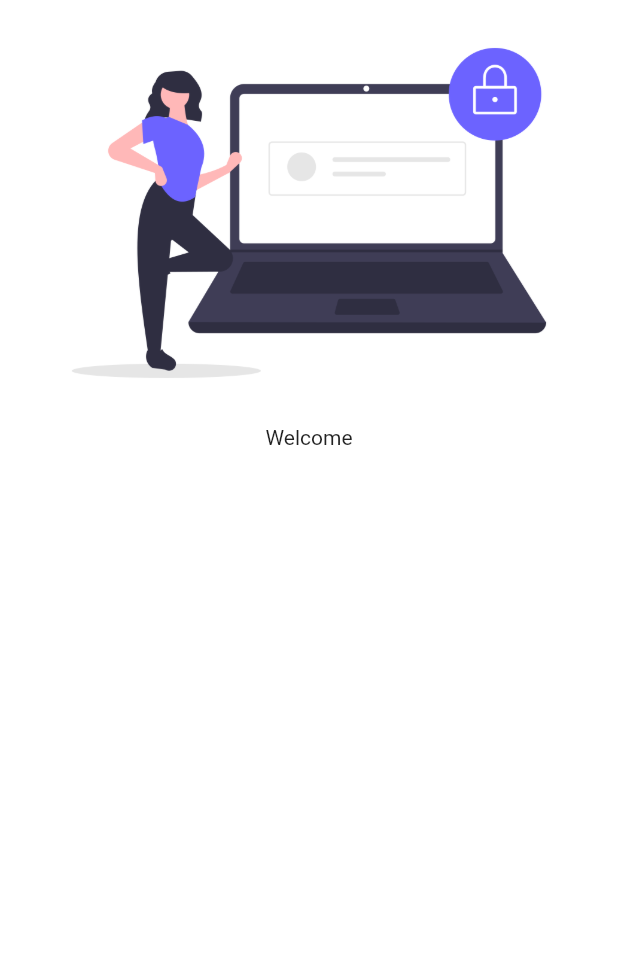
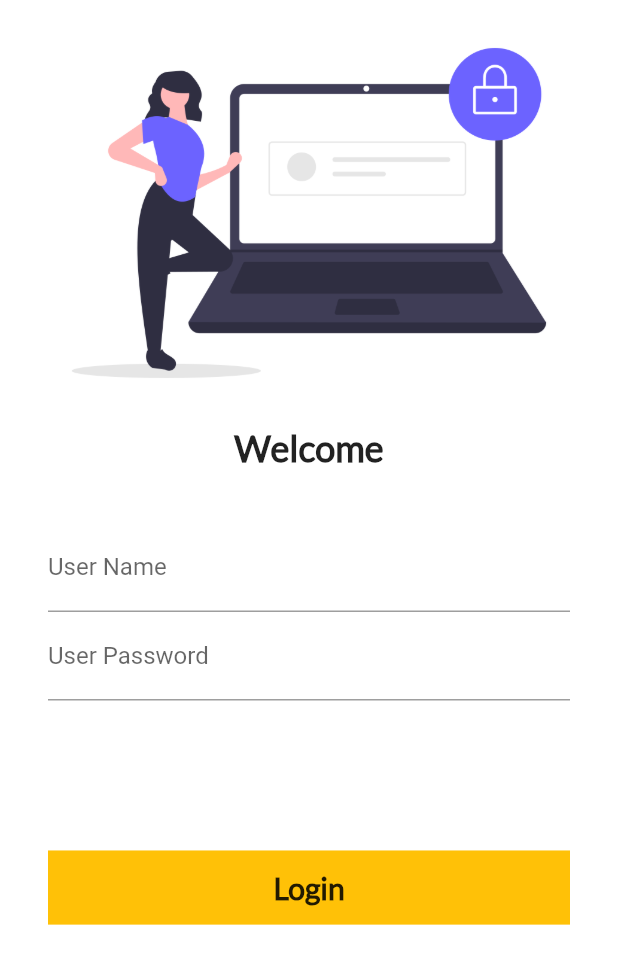
Before and after one commit to amitkumar586/Catalog-App, a Flutter app: the screen it shows after launch, on a phone screen of 412 x 824 dp. Shown: the top 964 px of the screen. Run offline on Flutter 3.47's test engine with Material 2 defaults, Android fonts, the phone set to English and light mode, and no system bars; Roboto replaces fonts that are missing (regularText).

Commit message:
Create Button in login Page

```diff
--- a/lib/main.dart
+++ b/lib/main.dart
@@ -1,4 +1,4 @@
-import 'package:catalot/pages/homepage.dart';
+// import 'package:catalot/pages/homepage.dart';
 import 'package:catalot/pages/loginpage.dart';
 import 'package:flutter/material.dart';
 
@@ -20,7 +20,7 @@ class _CatalogAppState extends State<CatalogApp> {
       themeMode: ThemeMode.light,
       theme: ThemeData(
         primarySwatch: Colors.amber,
-        fontFamily: 'regularText',
+        // fontFamily: 'regularText',
       ),
       darkTheme: ThemeData(
           // brightness: Brightness.dark,
--- a/lib/pages/loginpage.dart
+++ b/lib/pages/loginpage.dart
@@ -14,7 +14,7 @@ class _LoginPageState extends State<LoginPage> {
       child: Material(
         child: Scaffold(
           backgroundColor: Colors.white,
-          // resizeToAvoidBottomInset: false,
+          resizeToAvoidBottomInset: false,
           body: Column(
             // mainAxisAlignment: MainAxisAlignment.center,
             crossAxisAlignment: CrossAxisAlignment.center,
@@ -26,10 +26,52 @@ class _LoginPageState extends State<LoginPage> {
               //   Center(
               Text(
                 "Welcome",
-                //   style: TextStyle(
-                //       fontSize: 22,
-                //       color: Colors.black,
-                //       fontFamily: 'regularText'),
+                style: TextStyle(
+                    fontSize: 24,
+                    fontFamily: 'regular',
+                    fontWeight: FontWeight.bold),
+              ),
+              SizedBox(
+                height: 20,
+              ),
+
+              Padding(
+                padding:
+                    const EdgeInsets.symmetric(vertical: 16, horizontal: 32),
+                child: Column(
+                  children: [
+                    TextFormField(
+                      decoration: InputDecoration(
+                          labelText: 'User Name', hintText: 'Enter User Name'),
+                    ),
+                    TextFormField(
+                      obscureText: true,
+                      decoration: InputDecoration(
+                          labelText: 'User Password',
+                          hintText: 'Enter User Password'),
+                    ),
+                    SizedBox(
+                      height: 100,
+                    ),
+                    InkWell(
+                      onTap: () {},
+                      child: Container(
+                        alignment: Alignment.center,
+                        height: MediaQuery.of(context).size.height * .06,
+                        width: MediaQuery.of(context).size.width,
+                        decoration: BoxDecoration(color: Colors.amber),
+                        child: Text(
+                          'Login',
+                          textAlign: TextAlign.center,
+                          style: TextStyle(
+                              fontSize: 20,
+                              fontFamily: 'regular',
+                              fontWeight: FontWeight.bold),
+                        ),
+                      ),
+                    ),
+                  ],
+                ),
               ),
             ],
           ),
--- a/pubspec.yaml
+++ b/pubspec.yaml
@@ -76,9 +76,9 @@ flutter:
   # list giving the asset and other descriptors for the font. For
   # example:
   fonts:
-    - family: regularText
+    - family: regular
       fonts:
-        - asset: asset/fonts/Lato-Regular.ttf
+        - asset: assets/fonts/Lato-Regular.ttf
   #       - asset: fonts/Schyler-Italic.ttf
   #         style: italic
   #   - family: Trajan Pro
```
